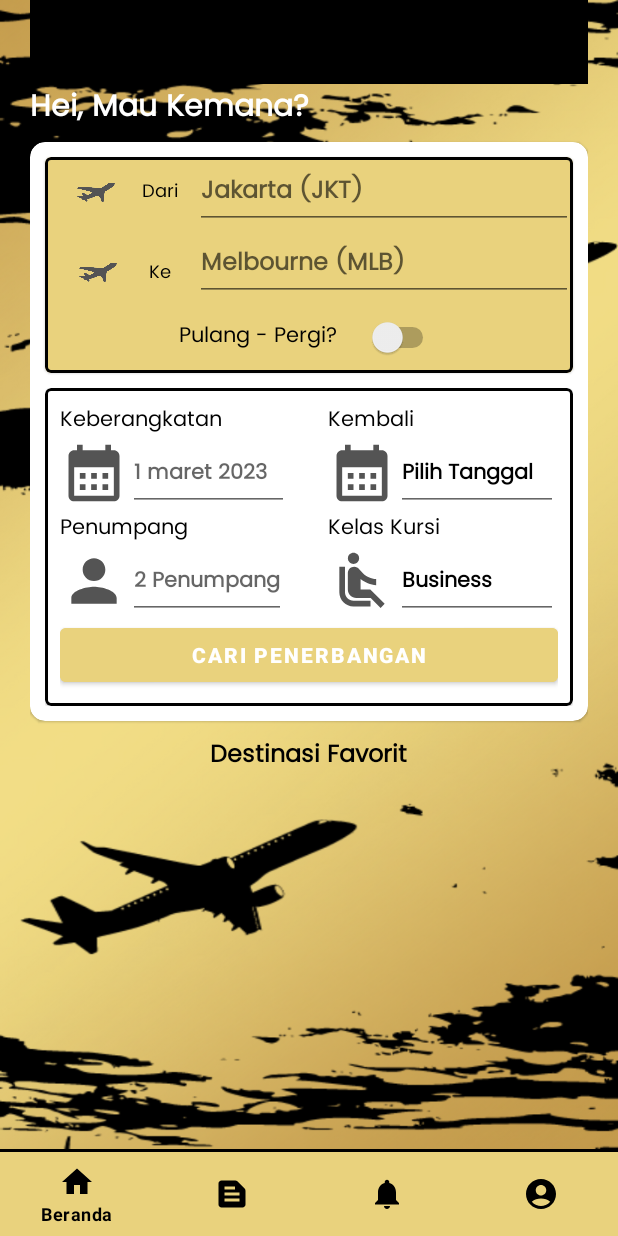
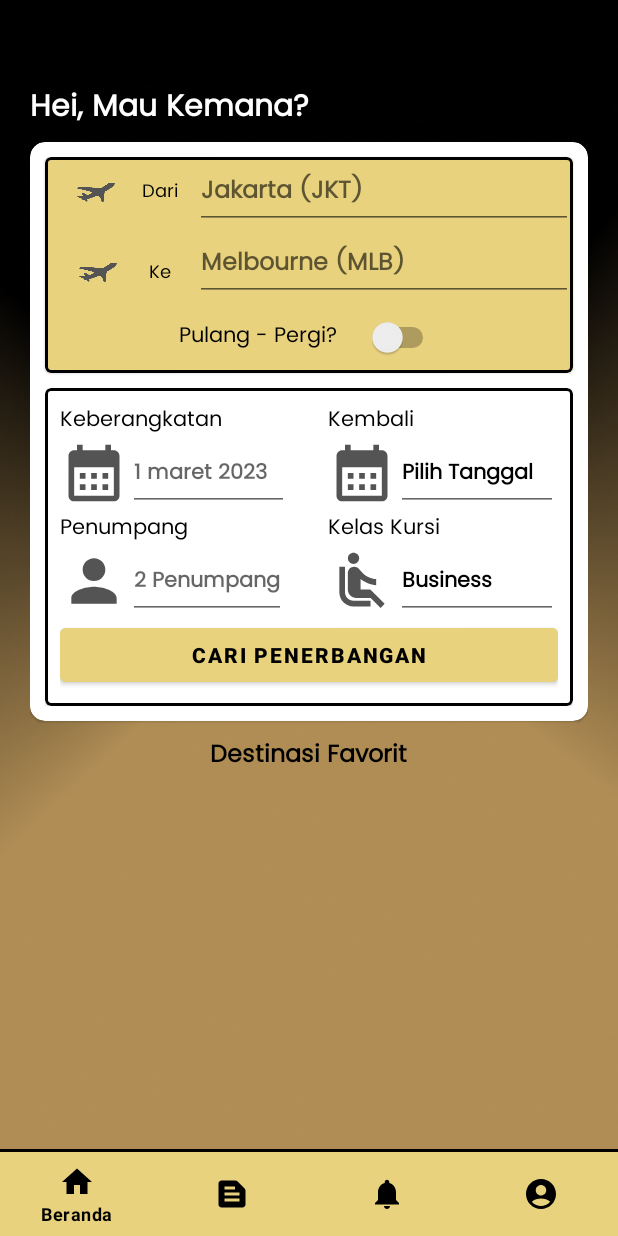
Before and after one commit to Flytix-Aerotech/AND-Tim-C-9, an Android app: the Home screen opened through its navigation route, on a phone screen of 412 x 824 dp. Run offline under Robolectric (Android 15) with nearby library versions, the phone set to English and light mode, and no system bars; our stand-ins replace Dagger/Hilt's generated code, navigation-ui.

Commit message:
Update Home

```diff
--- a/app/src/main/res/layout/fragment_home.xml
+++ b/app/src/main/res/layout/fragment_home.xml
@@ -4,7 +4,7 @@
     xmlns:tools="http://schemas.android.com/tools"
     android:layout_width="match_parent"
     android:layout_height="match_parent"
-    android:background="@drawable/bg_duawarna"
+    android:background="@drawable/bg_fargment"
     android:paddingHorizontal="20dp"
     tools:context=".view.Home">
 
@@ -262,9 +262,8 @@
 
 
                         <Button
-                            android:id="@+id/btnCariPenerbangan"
+                            android:id="@+id/btn_caripenerbangan"
                             style="@style/btngold"
-                            android:textColor="@color/white"
                             android:layout_width="match_parent"
                             android:layout_height="wrap_content"
                             android:layout_below="@id/et_kelaskursi"
@@ -293,5 +292,4 @@
         android:layout_height="wrap_content"
         android:layout_below="@id/tv_favdestinasi" />
 
-
 </RelativeLayout>
```
Also changed, not shown: app/src/main/java/com/aerotech/flytix/view/Penumpang.kt (added, +31 -0 lines).
